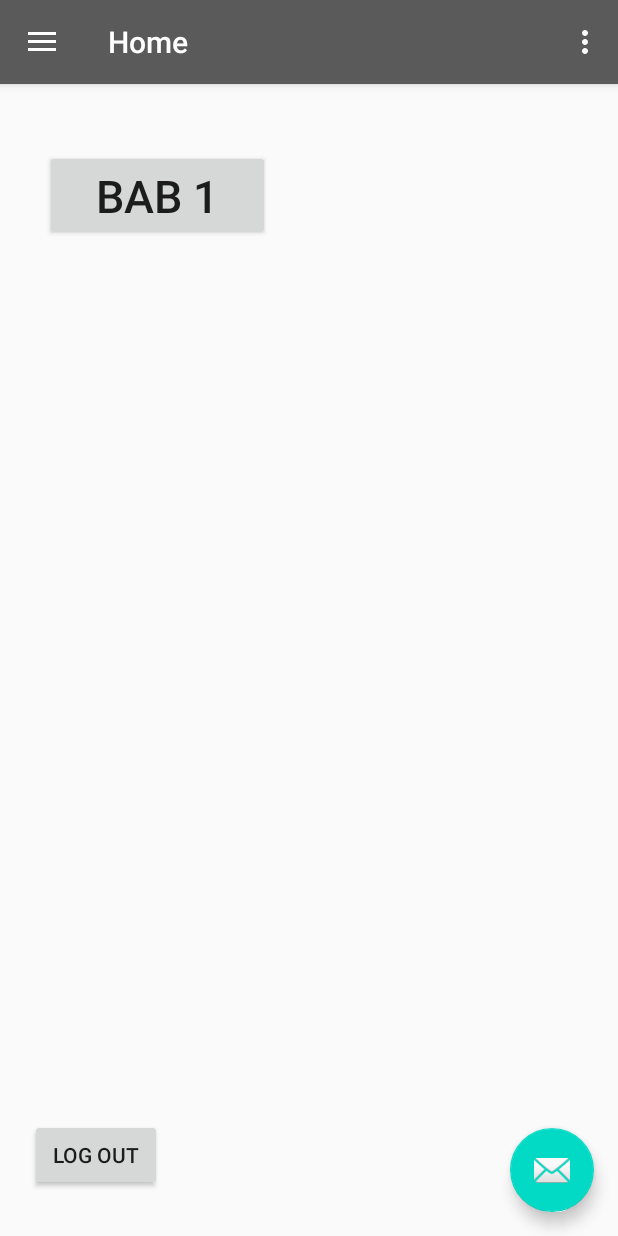
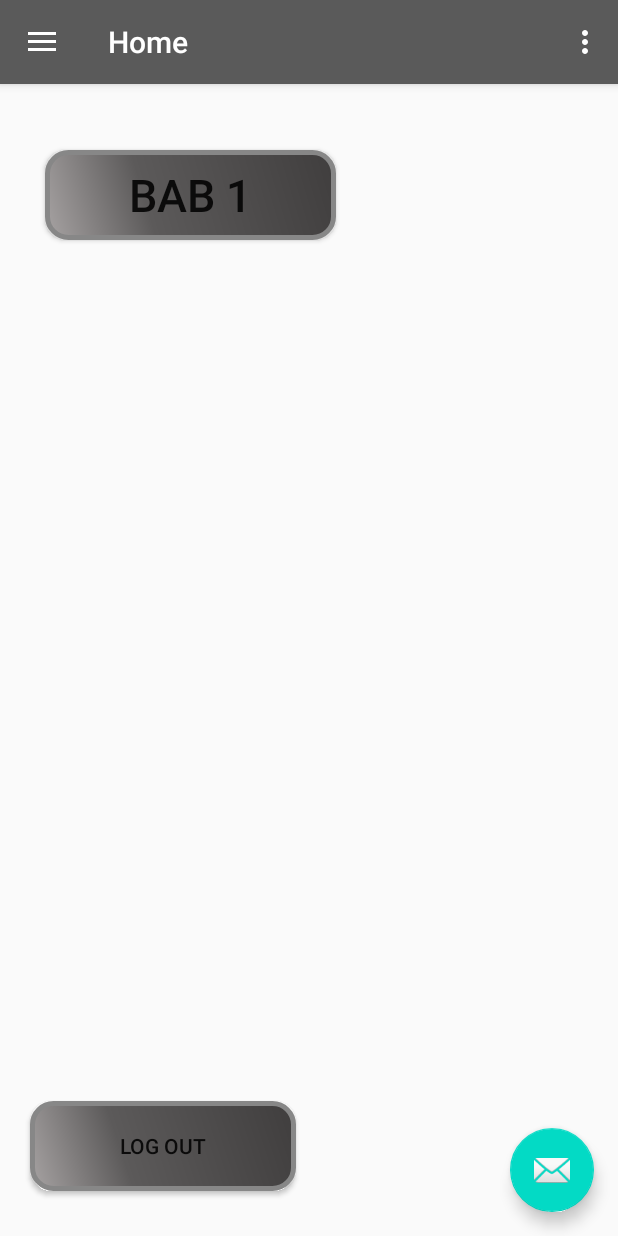
Before and after one commit to Hansenttheja/TugasAkhir, an Android app: the HomeFragment screen opened directly, with no data from a screen before it, on a phone screen of 412 x 824 dp. Run offline under Robolectric (Android 15) with nearby library versions, the phone set to English and light mode, and no system bars; our stand-ins replace Firebase (no records; nobody signed in at launch, a user with empty details on screens opened directly), navigation-ui.

Commit message:
Penambahan warna pada button dan juga penyesuaian kecil

```diff
--- a/Brise/app/src/main/java/com/example/brise/LoginActivity.kt
+++ b/Brise/app/src/main/java/com/example/brise/LoginActivity.kt
@@ -70,7 +70,7 @@ class LoginActivity : AppCompatActivity() {
         if(user != null){
             startActivity(Intent(this, Homepage::class.java))
         }else{
-            Toast.makeText(baseContext, "Authentication failed.",
+            Toast.makeText(baseContext, "User has yet to sign in",
                 Toast.LENGTH_SHORT).show()
 
         }
--- /dev/null
+++ b/Brise/app/src/main/res/drawable/buttonbackground.xml
@@ -0,0 +1,28 @@
+<?xml version="1.0" encoding="utf-8"?>
+<shape xmlns:android="http://schemas.android.com/apk/res/android" android:shape="rectangle" >
+    <corners
+        android:radius="14dp"
+        />
+    <gradient
+        android:angle="45"
+        android:centerX="35%"
+        android:centerColor="#5C5A5A"
+        android:startColor="#A6A2A2"
+        android:endColor="#403E3E"
+        android:type="linear"
+        />
+    <padding
+        android:left="0dp"
+        android:top="0dp"
+        android:right="0dp"
+        android:bottom="0dp"
+        />
+    <size
+        android:width="270dp"
+        android:height="60dp"
+        />
+    <stroke
+        android:width="3dp"
+        android:color="#878787"
+        />
+</shape>
--- a/Brise/app/src/main/res/layout/app_bar_homepage.xml
+++ b/Brise/app/src/main/res/layout/app_bar_homepage.xml
@@ -32,23 +32,26 @@
 
     <Button
         android:id="@+id/buttonLogout"
-        android:layout_width="wrap_content"
+        android:layout_width="177dp"
         android:layout_height="wrap_content"
+        android:layout_gravity="bottom|left"
+        android:layout_marginLeft="20dp"
+        android:layout_marginBottom="30dp"
+        android:background="@drawable/buttonbackground"
         android:text="@string/log_out"
-        android:layout_gravity="bottom|left"
-        android:layout_marginBottom="30dp"
-        android:layout_marginLeft="20dp"
         tools:ignore="RtlHardcoded" />
 
     <Button
         android:id="@+id/bab1"
-        android:layout_width="wrap_content"
+        android:layout_width="194dp"
         android:layout_height="wrap_content"
+        android:layout_marginLeft="30dp"
+        android:layout_marginTop="100dp"
+        android:width="150dp"
+        android:background="@drawable/buttonbackground"
         android:text="@string/bab1"
-        android:layout_marginTop="100dp"
-        android:textSize="30sp"
-        android:layout_marginLeft="30dp"
-        android:width="150dp" />
+
+        android:textSize="30sp" />
 
 
 </androidx.coordinatorlayout.widget.CoordinatorLayout>
--- a/Brise/app/src/main/res/layout/fragment_home.xml
+++ b/Brise/app/src/main/res/layout/fragment_home.xml
@@ -11,15 +11,12 @@
         android:layout_width="match_parent"
         android:layout_height="wrap_content"
         android:layout_marginStart="8dp"
+        android:layout_marginTop="8dp"
         android:layout_marginEnd="8dp"
-        android:layout_marginBottom="44dp"
-        android:text="@string/enter_to_play"
         android:textAlignment="center"
-        android:textColor="#000000"
-        android:textSize="30sp"
+        android:textSize="20sp"
         app:layout_constraintBottom_toBottomOf="parent"
         app:layout_constraintEnd_toEndOf="parent"
-        app:layout_constraintHorizontal_bias="1.0"
         app:layout_constraintStart_toStartOf="parent"
-        android:gravity="center_horizontal" />
+        app:layout_constraintTop_toTopOf="parent" />
 </androidx.constraintlayout.widget.ConstraintLayout>
--- a/Brise/app/src/main/res/values/colors.xml
+++ b/Brise/app/src/main/res/values/colors.xml
@@ -5,4 +5,5 @@
     <color name="colorAccent">#03DAC5</color>
     <color name="colorBlack">#000000</color>
     <color name="ColorBack">#1A2980</color>
+    <color name="white">#ffffff</color>
 </resources>
```
Also changed, not shown: Brise/app/src/main/res/layout/activity_bab1page1.xml (+5 -2 lines), Brise/app/src/main/res/layout/activity_bab1page2.xml (+8 -6 lines), Brise/app/src/main/res/layout/activity_bab1page3.xml (+9 -6 lines).
